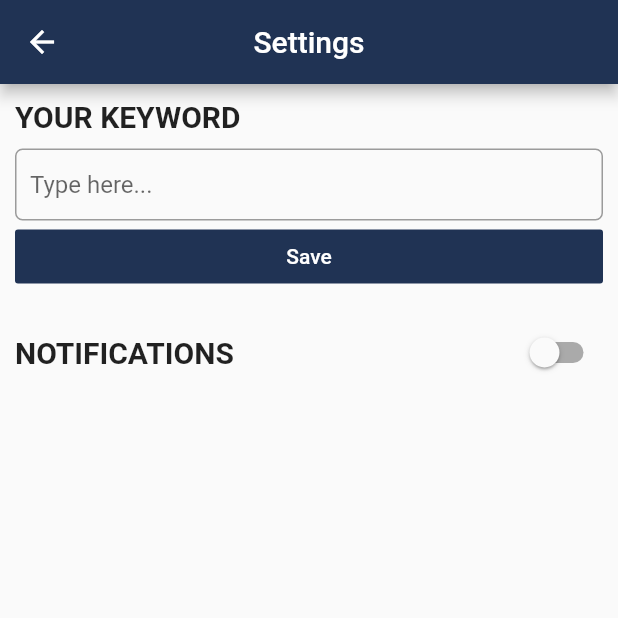
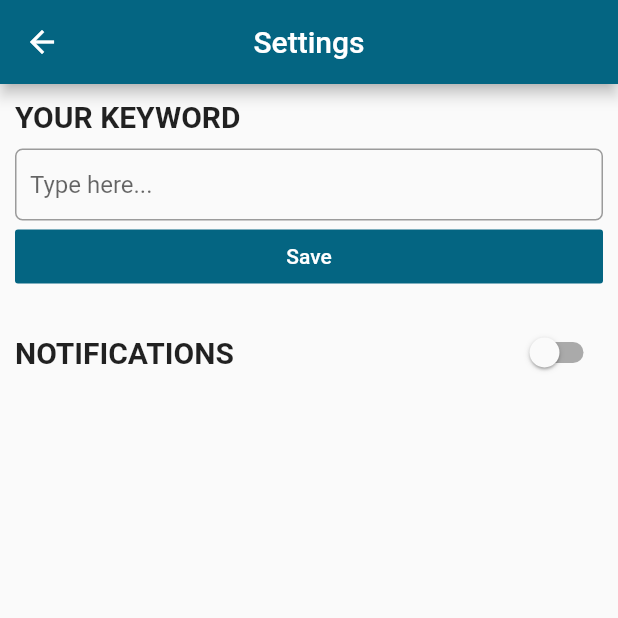
Before and after one commit to manuelbosi/rss-reader, a Flutter app: the Settings screen opened directly, on a phone screen of 412 x 824 dp, the top half of it. Run offline on Flutter 3.47's test engine with Material 2 defaults, Android fonts, the phone set to English and light mode, and no system bars; our stand-ins replace flutter_local_notifications, shared_preferences; missing offline and left inert: webfeed, workmanager; accounts and stored records are empty; network calls fail.

Commit message:
change main color

```diff
--- a/lib/constants/app_constants.dart
+++ b/lib/constants/app_constants.dart
@@ -2,4 +2,4 @@ import 'package:flutter/material.dart';
 
 // UI
 const Color green = Colors.greenAccent;
-const Color blue = Color(0xFF203354);
+const Color blue = Color(0xFF046582);
```
